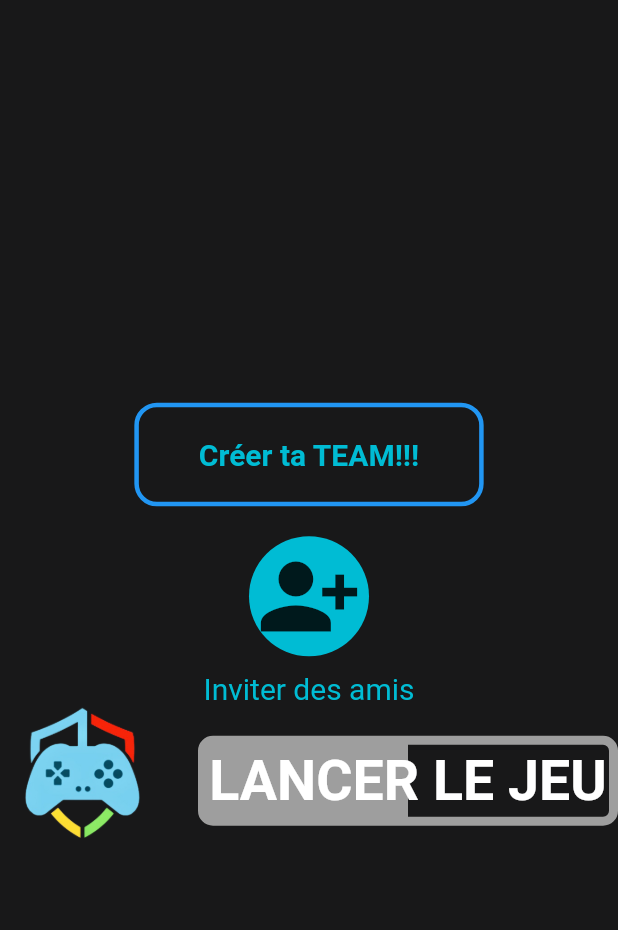
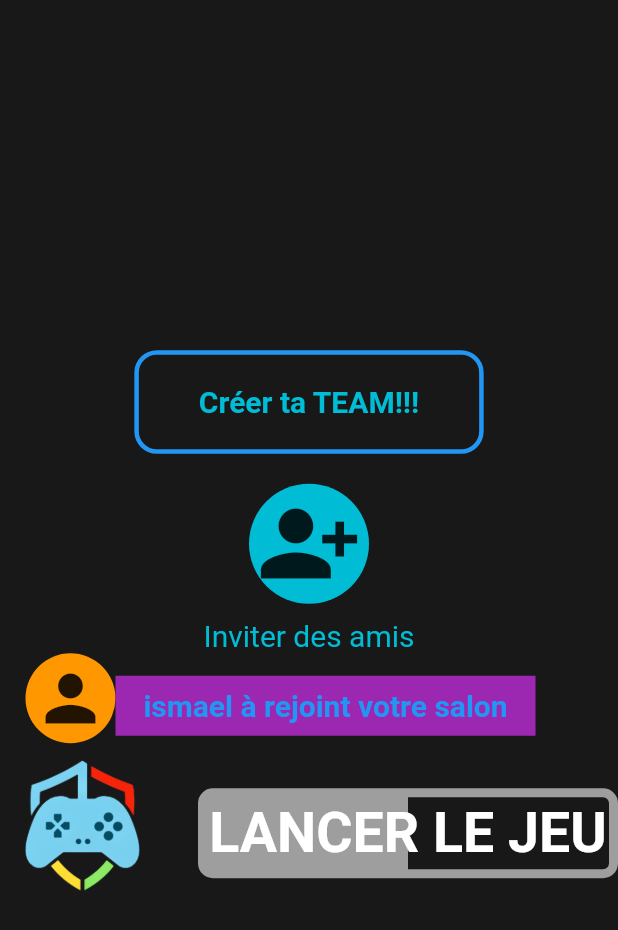
Before and after one commit to IsmaelHK1/Trinity, a Flutter app: the PostGame_page screen opened directly, on a phone screen of 412 x 824 dp. Shown: the top 930 px of the screen. Run offline on Flutter 3.47's test engine with Material 2 defaults, Android fonts, the light colour scheme and no system bars; our stand-ins replace cloud_firestore, firebase_auth, firebase_core, firebase_crashlytics; accounts and stored records are empty; Roboto replaces fonts that are missing (Louis George Cafe Bold.ttf, Louis George Cafe Italic.ttf, Louis George Cafe.ttf).

Commit message:
Update PostGame for have 1 member sees

```diff
--- a/lib/Screens/postGamePage.dart/postGameScreen.dart
+++ b/lib/Screens/postGamePage.dart/postGameScreen.dart
@@ -9,9 +9,6 @@ List<UserData> createGroupTest() {
   UserData user2 = UserData();
   UserData user3 = UserData();
   UserData user4 = UserData();
-  UserData user5 = UserData();
-  UserData user6 = UserData();
-  UserData user7 = UserData();
 
   // on ne peut ajouter que 4 personne sinon gros beug : /
 
@@ -104,7 +101,7 @@ class PostGame_page extends StatelessWidget {
                   child: Container(
                     child: ListView.separated(
                       shrinkWrap: true,
-                      itemCount: group.length,
+                      itemCount: 1,
                       itemBuilder: (BuildContext context, int index) {
                         return Row(
                           mainAxisAlignment: MainAxisAlignment.start,
@@ -122,14 +119,13 @@ class PostGame_page extends StatelessWidget {
                                 size: 50,
                               ),
                             ),
-
                             /* a rejoint le salon */
                             Container(
                               alignment: Alignment.center,
                               width: 280.0,
                               height: 40.0,
                               child: const Text(
-                                'Test à rejoint votre salon',
+                                'ismael à rejoint votre salon',
                                 style: TextStyle(
                                   fontSize: 20,
                                   fontFamily: 'Louis George Cafe.ttf',
```
